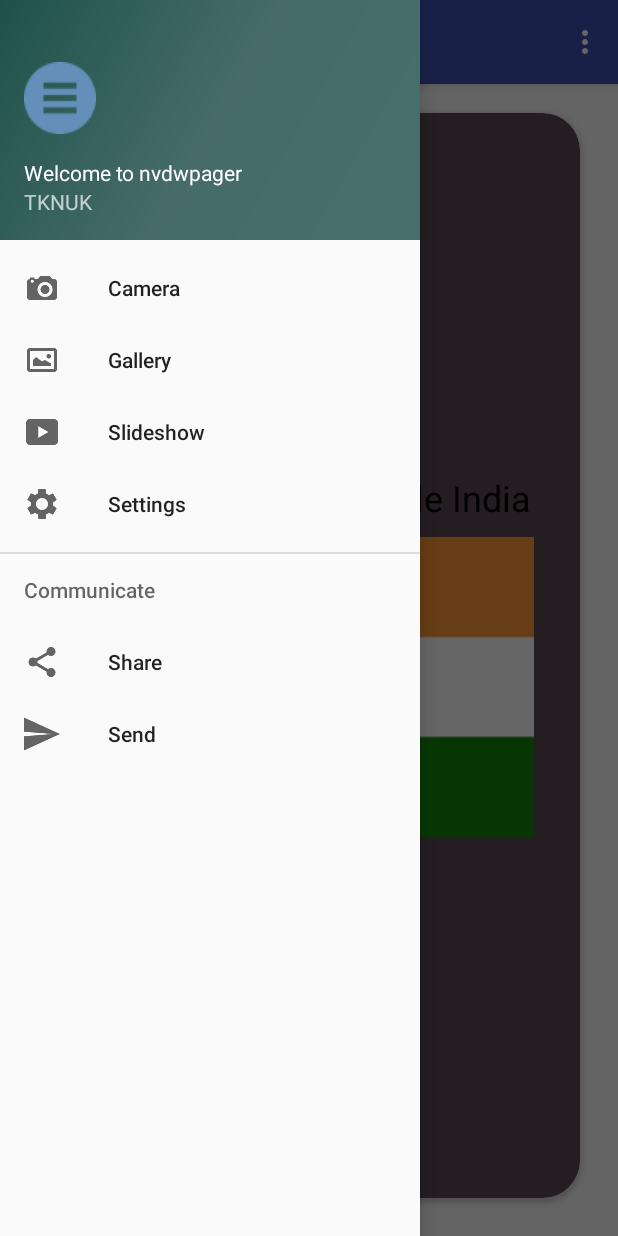
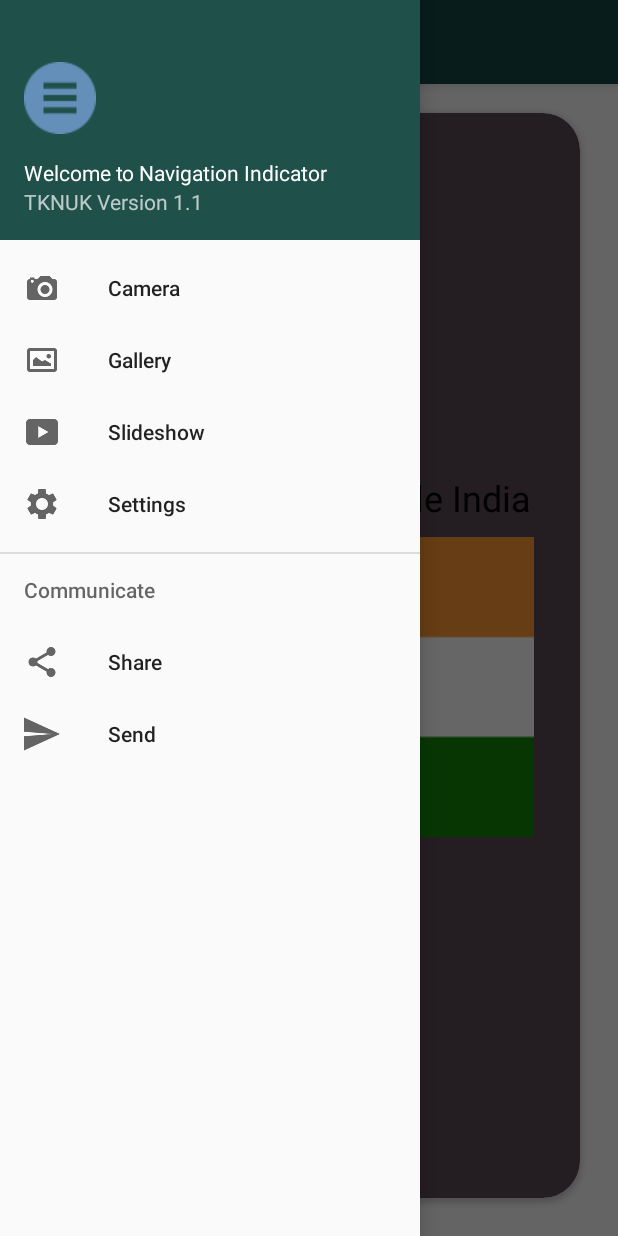
Before and after one commit to AnkushTech026/NavigationDrawerWithViewPagerIndicator, an Android app: the screen it shows after launch (MainActivity), with the side drawer open, on a phone screen of 412 x 824 dp. Run offline under Robolectric (Android 15) with nearby library versions, the phone set to English and light mode, and no system bars.

Commit message:
Application Beautification and navigation header part changes
Did some modification:
- Action bar color
- Status bar color change
- Navigation header part as been changed.
- App Name has been changed

```diff
--- a/app/build.gradle
+++ b/app/build.gradle
@@ -8,8 +8,8 @@ android {
         applicationId "com.tknuk.cardnavigation"
         minSdkVersion 19
         targetSdkVersion 23
-        versionCode 1
-        versionName "1.0"
+        versionCode 2
+        versionName "1.1"
     }
     buildTypes {
         release {
--- a/app/src/main/java/com/tknuk/cardnavigation/MainActivity.java
+++ b/app/src/main/java/com/tknuk/cardnavigation/MainActivity.java
@@ -1,5 +1,7 @@
 package com.tknuk.cardnavigation;
 
+import android.annotation.TargetApi;
+import android.os.Build;
 import android.os.Bundle;
 import android.support.design.widget.NavigationView;
 import android.support.v4.app.Fragment;
@@ -12,13 +14,23 @@ import android.support.v7.widget.Toolbar;
 import android.view.Menu;
 import android.view.MenuItem;
 import android.view.View;
+import android.view.Window;
+import android.view.WindowManager;
 
 public class MainActivity extends AppCompatActivity
         implements NavigationView.OnNavigationItemSelectedListener {
 
+    @TargetApi(Build.VERSION_CODES.LOLLIPOP)
     @Override
     protected void onCreate(Bundle savedInstanceState) {
         super.onCreate(savedInstanceState);
+        Window window = this.getWindow();
+        window.addFlags(WindowManager.LayoutParams.FLAG_DRAWS_SYSTEM_BAR_BACKGROUNDS);
+        window.clearFlags(WindowManager.LayoutParams.FLAG_TRANSLUCENT_STATUS);
+        if (Build.VERSION.SDK_INT >= Build.VERSION_CODES.KITKAT) {
+            window.setStatusBarColor(this.getResources().getColor(R.color.statusBar));
+        }
+
         setContentView(R.layout.activity_main);
         Toolbar toolbar = (Toolbar) findViewById(R.id.toolbar);
         setSupportActionBar(toolbar);
@@ -61,28 +73,6 @@ public class MainActivity extends AppCompatActivity
         }
     }
 
-    @Override
-    public boolean onCreateOptionsMenu(Menu menu) {
-        // Inflate the menu; this adds items to the action bar if it is present.
-        getMenuInflater().inflate(R.menu.main, menu);
-        return true;
-    }
-
-    @Override
-    public boolean onOptionsItemSelected(MenuItem item) {
-        // Handle action bar item clicks here. The action bar will
-        // automatically handle clicks on the Home/Up button, so long
-        // as you specify a parent activity in AndroidManifest.xml.
-        int id = item.getItemId();
-
-        //noinspection SimplifiableIfStatement
-        if (id == R.id.action_settings) {
-            return true;
-        }
-
-        return super.onOptionsItemSelected(item);
-    }
-
     @SuppressWarnings("StatementWithEmptyBody")
     @Override
     public boolean onNavigationItemSelected(MenuItem item) {
--- a/app/src/main/res/layout/app_bar_main.xml
+++ b/app/src/main/res/layout/app_bar_main.xml
@@ -16,7 +16,7 @@
             android:id="@+id/toolbar"
             android:layout_width="match_parent"
             android:layout_height="?attr/actionBarSize"
-            android:background="?attr/colorPrimary"
+            android:background="@color/statusBar"
             app:popupTheme="@style/AppTheme.PopupOverlay" />
 
     </android.support.design.widget.AppBarLayout>
--- a/app/src/main/res/layout/nav_header_main.xml
+++ b/app/src/main/res/layout/nav_header_main.xml
@@ -2,7 +2,7 @@
 <LinearLayout xmlns:android="http://schemas.android.com/apk/res/android"
     android:layout_width="match_parent"
     android:layout_height="@dimen/nav_header_height"
-    android:background="@drawable/side_nav_bar"
+    android:background="@color/statusBar"
     android:gravity="bottom"
     android:orientation="vertical"
     android:paddingBottom="@dimen/activity_vertical_margin"
@@ -22,13 +22,13 @@
         android:layout_width="match_parent"
         android:layout_height="wrap_content"
         android:paddingTop="@dimen/nav_header_vertical_spacing"
-        android:text="Welcome to nvdwpager"
+        android:text="Welcome to Navigation Indicator"
         android:textAppearance="@style/TextAppearance.AppCompat.Body1" />
 
     <TextView
         android:id="@+id/textView"
         android:layout_width="wrap_content"
         android:layout_height="wrap_content"
-        android:text="TKNUK" />
+        android:text="TKNUK Version 1.1" />
 
 </LinearLayout>
--- a/app/src/main/res/values/colors.xml
+++ b/app/src/main/res/values/colors.xml
@@ -3,4 +3,5 @@
     <color name="colorPrimary">#3F51B5</color>
     <color name="colorPrimaryDark">#303F9F</color>
     <color name="colorAccent">#FF4081</color>
+    <color name="statusBar">#f011473f</color>
 </resources>
--- a/app/src/main/res/values/strings.xml
+++ b/app/src/main/res/values/strings.xml
@@ -1,5 +1,5 @@
 <resources>
-    <string name="app_name">nvdwpager</string>
+    <string name="app_name">Navigation Indicator</string>
 
     <string name="navigation_drawer_open">Open navigation drawer</string>
     <string name="navigation_drawer_close">Close navigation drawer</string>
```
Also changed, not shown: 4 other files.
